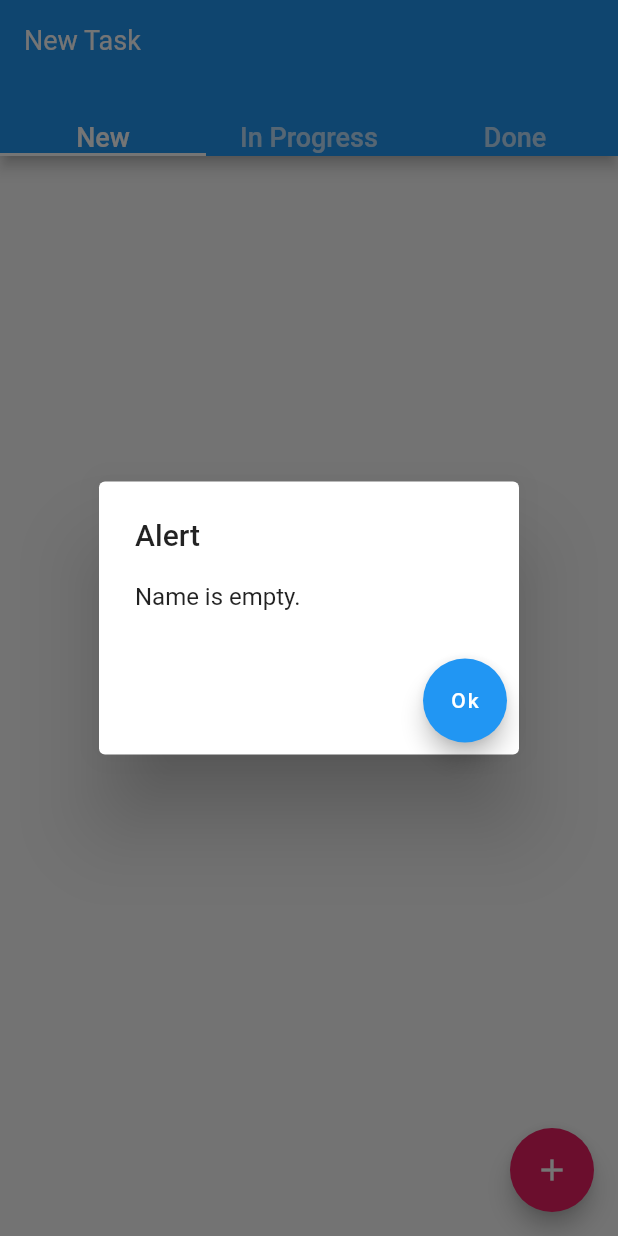
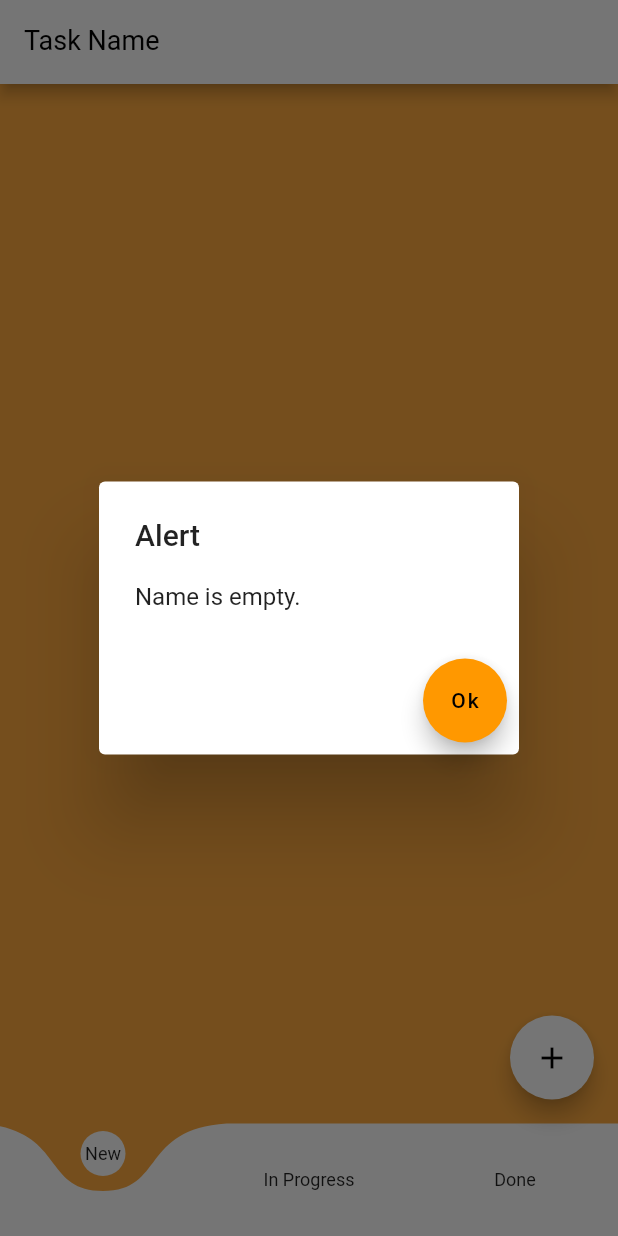
Before and after one commit to leoee/flutters-basic-crud, a Flutter app: the screen it shows after launch, after a tap on the "add" icon, on a phone screen of 412 x 824 dp. Run offline on Flutter 3.47's test engine with Material 2 defaults, Android fonts, the phone set to English and light mode, and no system bars; drawn by our look-alikes of curved_navigation_bar; our stand-ins replace cloud_firestore; accounts and stored records are empty.

Commit message:
Add navigate curved bar, dismissable updating task
- Add navigate curved bar on bottomNavigation
- Dismissable update task status
- Change checkBox to Icon.info

```diff
--- a/lib/main.dart
+++ b/lib/main.dart
@@ -1,4 +1,5 @@
 import 'package:cloud_firestore/cloud_firestore.dart';
+import 'package:curved_navigation_bar/curved_navigation_bar.dart';
 import 'package:flutter/material.dart';
 
 import 'models/task.dart';
@@ -13,7 +14,7 @@ class MyApp extends StatelessWidget {
       title: 'Flutter Demo',
       debugShowCheckedModeBanner: false,
       theme: ThemeData(
-        primarySwatch: Colors.blue,
+        primarySwatch: Colors.orange,
         visualDensity: VisualDensity.adaptivePlatformDensity,
       ),
       home: MyHomePage(),
@@ -28,11 +29,23 @@ class MyHomePage extends StatefulWidget {
 
 class _MyHomePageState extends State<MyHomePage> {
   var _newTaskCtrl = TextEditingController();
+  GlobalKey _bottomNavigationKey = GlobalKey();
   var _currentSnapshots = Firestore.instance
       .collection('tasks')
+      .where("owner", isEqualTo: "leoe")
       .where("status", isEqualTo: "new")
       .snapshots();
   int _currentTabView = 0;
+
+  Widget _bottomButtons() {
+    return _currentTabView == 0
+        ? FloatingActionButton(
+            onPressed: add,
+            child: Icon(Icons.add),
+            backgroundColor: Colors.white,
+          )
+        : null;
+  }
 
   Future<void> add() async {
     if (_newTaskCtrl.text.isEmpty) {
@@ -54,7 +67,11 @@ class _MyHomePageState extends State<MyHomePage> {
           });
       return;
     }
-    var task = Task(title: _newTaskCtrl.text, done: false);
+    var task = Task(
+        title: _newTaskCtrl.text,
+        status: "new",
+        owner: "leoe",
+        description: "This is a description");
     CollectionReference dbReplies = Firestore.instance.collection('tasks');
     await Firestore.instance.runTransaction((Transaction myTransaction) async {
       await dbReplies.add(task.toJson());
@@ -68,11 +85,36 @@ class _MyHomePageState extends State<MyHomePage> {
     });
   }
 
-  Future<void> update(String itemID, bool value) async {
+  Future<void> update(String itemID, String value) async {
     await Firestore.instance
         .collection('tasks')
         .document(itemID)
-        .updateData(<String, dynamic>{'done': value});
+        .updateData(<String, dynamic>{'status': value});
+  }
+
+  String getNextState(var item, DismissDirection direction) {
+    var value = item.data['status'];
+    var forward = direction == DismissDirection.startToEnd ? true : false;
+    if ((value == "new" && forward) || (value == "done" && !forward)) {
+      return "progress";
+    } else if (value == "progress" && forward) {
+      return "done";
+    } else if (value == "progress") {
+      return "new";
+    } else {
+      return "";
+    }
+  }
+
+  DismissDirection _getValidDismissable(var item) {
+    var value = item.data['status'];
+    if (value == "new") {
+      return DismissDirection.startToEnd;
+    } else if (value == "done") {
+      return DismissDirection.endToStart;
+    } else {
+      return DismissDirection.horizontal;
+    }
   }
 
   @override
@@ -80,8 +122,29 @@ class _MyHomePageState extends State<MyHomePage> {
     return DefaultTabController(
       length: 3,
       child: Scaffold(
-        appBar: AppBar(
-          bottom: TabBar(
+          bottomNavigationBar: CurvedNavigationBar(
+            backgroundColor: Colors.orangeAccent,
+            key: _bottomNavigationKey,
+            items: <Widget>[
+              Text(
+                "New",
+                style: TextStyle(
+                  fontSize: 12,
+                ),
+              ),
+              Text(
+                "In Progress",
+                style: TextStyle(
+                  fontSize: 12,
+                ),
+              ),
+              Text(
+                "Done",
+                style: TextStyle(
+                  fontSize: 12,
+                ),
+              ),
+            ],
             onTap: (tab) {
               _currentTabView = tab;
               var filter = "";
@@ -95,43 +158,26 @@ class _MyHomePageState extends State<MyHomePage> {
               setState(() {
                 _currentSnapshots = Firestore.instance
                     .collection('tasks')
+                    .where("owner", isEqualTo: "leoe")
                     .where("status", isEqualTo: filter)
                     .snapshots();
               });
             },
-            tabs: <Widget>[
-              Text(
-                "New",
-                style: TextStyle(
-                  fontSize: 18,
           ),
-              ),
-              Text(
-                "In Progress",
-                style: TextStyle(
-                  fontSize: 18,
-                ),
-              ),
-              Text(
-                "Done",
-                style: TextStyle(
-                  fontSize: 18,
-                ),
-              ),
-            ],
-          ),
+          appBar: AppBar(
             title: TextFormField(
               controller: _newTaskCtrl,
               keyboardType: TextInputType.emailAddress,
               style: TextStyle(
-              color: Colors.white,
+                color: Colors.black,
                 fontSize: 18,
               ),
               decoration: InputDecoration(
-              labelText: "New Task",
-              labelStyle: TextStyle(color: Colors.white),
+                labelText: "Task Name",
+                labelStyle: TextStyle(color: Colors.black),
               ),
             ),
+            backgroundColor: Colors.white,
           ),
           body: StreamBuilder(
             stream: _currentSnapshots,
@@ -147,37 +193,51 @@ class _MyHomePageState extends State<MyHomePage> {
                 default:
                   return ListView.builder(
                     itemCount: snapshot.data.documents.length,
+                    padding: EdgeInsets.all(5),
                     itemBuilder: (BuildContext ctxt, int index) {
                       final item = snapshot.data.documents[index];
                       final itemID = snapshot.data.documents[index].documentID;
 
                       return Dismissible(
+                          direction: _getValidDismissable(item),
                           key: Key(itemID),
                           background: Container(
-                        color: Colors.red.withOpacity(0.2),
+                            color: Colors.green.withOpacity(0.2),
                           ),
                           onDismissed: (direction) {
-                        remove(snapshot, index);
+                            String nextState = getNextState(item, direction);
+                            if (nextState.isNotEmpty) {
+                              update(itemID, nextState);
+                            }
                           },
-                      child: CheckboxListTile(
-                        title: Text("${item.data['title']}"),
-                        value: item.data['done'],
-                        onChanged: (value) {
-                          update(itemID, value);
-                        },
+                          child: Row(
+                            mainAxisAlignment: MainAxisAlignment.start,
+                            crossAxisAlignment: CrossAxisAlignment.center,
+                            children: <Widget>[
+                              Expanded(
+                                child: Text(
+                                  "${item.data['title']}",
+                                  textAlign: TextAlign.center,
+                                  style: TextStyle(
+                                    fontSize: 30,
                                   ),
-                    );
+                                ),
+                              ),
+                              Expanded(
+                                child: IconButton(
+                                  icon: Icon(Icons.info),
+                                  onPressed: () {},
+                                ),
+                              )
+                            ],
+                          ));
                     },
                   );
               }
             },
           ),
-        floatingActionButton: FloatingActionButton(
-          onPressed: add,
-          child: Icon(Icons.add),
-          backgroundColor: Colors.pink,
-        ),
-      ),
+          backgroundColor: Colors.orangeAccent,
+          floatingActionButton: _bottomButtons()),
     );
   }
 }
--- a/pubspec.yaml
+++ b/pubspec.yaml
@@ -29,6 +29,7 @@ dependencies:
   firebase_auth: ^0.15.3+1
   google_sign_in: ^4.1.1
   cloud_firestore: ^0.13.0+1
+  curved_navigation_bar: ^0.3.3
 
 dev_dependencies:
   flutter_test:
```
Also changed, not shown: pubspec.lock. Lines whose indentation alone changed are shown as unchanged.
